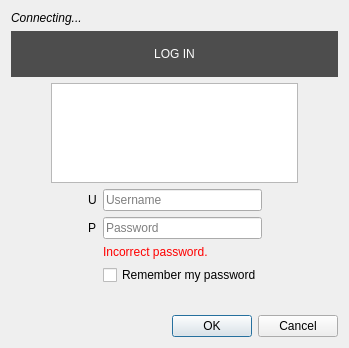
Qt form src/desktop/ui/logindialog.ui (drawpile/Drawpile) before a commit.
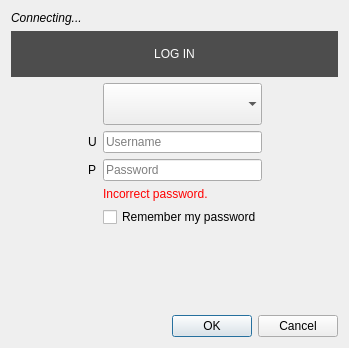
The same form after that commit. Icons and pictures are not drawn. Custom widgets are drawn as their Qt base class.

Commit message: Use a combobox for avatar selection

The edit to the form file:
```diff
--- a/src/desktop/ui/logindialog.ui
+++ b/src/desktop/ui/logindialog.ui
@@ -65,86 +65,9 @@
          </property>
         </widget>
        </item>
-       <item>
-        <layout class="QHBoxLayout" name="horizontalLayout">
-         <item>
-          <spacer name="horizontalSpacer_3">
-           <property name="orientation">
-            <enum>Qt::Horizontal</enum>
-           </property>
-           <property name="sizeType">
-            <enum>QSizePolicy::Fixed</enum>
-           </property>
-           <property name="sizeHint" stdset="0">
-            <size>
-             <width>40</width>
-             <height>20</height>
-            </size>
-           </property>
-          </spacer>
-         </item>
-         <item>
-          <widget class="QListView" name="avatarList">
-           <property name="minimumSize">
-            <size>
-             <width>0</width>
-             <height>100</height>
-            </size>
-           </property>
-           <property name="maximumSize">
-            <size>
-             <width>16777215</width>
-             <height>100</height>
-            </size>
-           </property>
-           <property name="verticalScrollBarPolicy">
-            <enum>Qt::ScrollBarAlwaysOff</enum>
-           </property>
-           <property name="editTriggers">
-            <set>QAbstractItemView::NoEditTriggers</set>
-           </property>
-           <property name="horizontalScrollMode">
-            <enum>QAbstractItemView::ScrollPerPixel</enum>
-           </property>
-           <property name="flow">
-            <enum>QListView::LeftToRight</enum>
-           </property>
-           <property name="isWrapping" stdset="0">
-            <bool>false</bool>
-           </property>
-           <property name="viewMode">
-            <enum>QListView::IconMode</enum>
-           </property>
-          </widget>
-         </item>
-         <item>
-          <spacer name="horizontalSpacer_4">
-           <property name="orientation">
-            <enum>Qt::Horizontal</enum>
-           </property>
-           <property name="sizeType">
-            <enum>QSizePolicy::Fixed</enum>
-           </property>
-           <property name="sizeHint" stdset="0">
-            <size>
-             <width>40</width>
-             <height>20</height>
-            </size>
-           </property>
-          </spacer>
-         </item>
-        </layout>
-       </item>
        <item>
         <layout class="QGridLayout" name="gridLayout_2">
-         <item row="0" column="2">
-          <widget class="QLineEdit" name="username">
-           <property name="placeholderText">
-            <string>Username</string>
-           </property>
-          </widget>
-         </item>
-         <item row="2" column="2">
+         <item row="3" column="2">
           <widget class="QLabel" name="badPasswordLabel">
            <property name="styleSheet">
             <string notr="true">color: red</string>
@@ -154,14 +77,7 @@
            </property>
           </widget>
          </item>
-         <item row="1" column="1">
-          <widget class="QLabel" name="passwordIcon">
-           <property name="text">
-            <string notr="true">P</string>
-           </property>
-          </widget>
-         </item>
-         <item row="1" column="2">
+         <item row="2" column="2">
           <widget class="QLineEdit" name="password">
            <property name="echoMode">
             <enum>QLineEdit::Password</enum>
@@ -174,34 +90,14 @@
            </property>
           </widget>
          </item>
-         <item row="0" column="1">
-          <widget class="QLabel" name="usernameIcon">
-           <property name="text">
-            <string notr="true">U</string>
-           </property>
-          </widget>
-         </item>
-         <item row="1" column="3">
-          <spacer name="horizontalSpacer_2">
-           <property name="orientation">
-            <enum>Qt::Horizontal</enum>
-           </property>
-           <property name="sizeHint" stdset="0">
-            <size>
-             <width>40</width>
-             <height>20</height>
-            </size>
-           </property>
-          </spacer>
-         </item>
-         <item row="3" column="2">
+         <item row="4" column="2">
           <widget class="QCheckBox" name="rememberPassword">
            <property name="text">
             <string>Remember my password</string>
            </property>
           </widget>
          </item>
-         <item row="1" column="0">
+         <item row="2" column="0">
           <spacer name="horizontalSpacer">
            <property name="orientation">
             <enum>Qt::Horizontal</enum>
@@ -214,6 +110,59 @@
            </property>
           </spacer>
          </item>
+         <item row="1" column="2">
+          <widget class="QLineEdit" name="username">
+           <property name="placeholderText">
+            <string>Username</string>
+           </property>
+          </widget>
+         </item>
+         <item row="2" column="3">
+          <spacer name="horizontalSpacer_2">
+           <property name="orientation">
+            <enum>Qt::Horizontal</enum>
+           </property>
+           <property name="sizeHint" stdset="0">
+            <size>
+             <width>40</width>
+             <height>20</height>
+            </size>
+           </property>
+          </spacer>
+         </item>
+         <item row="1" column="1">
+          <widget class="QLabel" name="usernameIcon">
+           <property name="text">
+            <string notr="true">U</string>
+           </property>
+          </widget>
+         </item>
+         <item row="2" column="1">
+          <widget class="QLabel" name="passwordIcon">
+           <property name="text">
+            <string notr="true">P</string>
+           </property>
+          </widget>
+         </item>
+         <item row="0" column="2">
+          <widget class="QComboBox" name="avatarList">
+           <property name="minimumSize">
+            <size>
+             <width>0</width>
+             <height>42</height>
+            </size>
+           </property>
+           <property name="iconSize">
+            <size>
+             <width>32</width>
+             <height>32</height>
+            </size>
+           </property>
+           <property name="frame">
+            <bool>false</bool>
+           </property>
+          </widget>
+         </item>
         </layout>
        </item>
        <item>
```
The commit also changes 3 other files.
